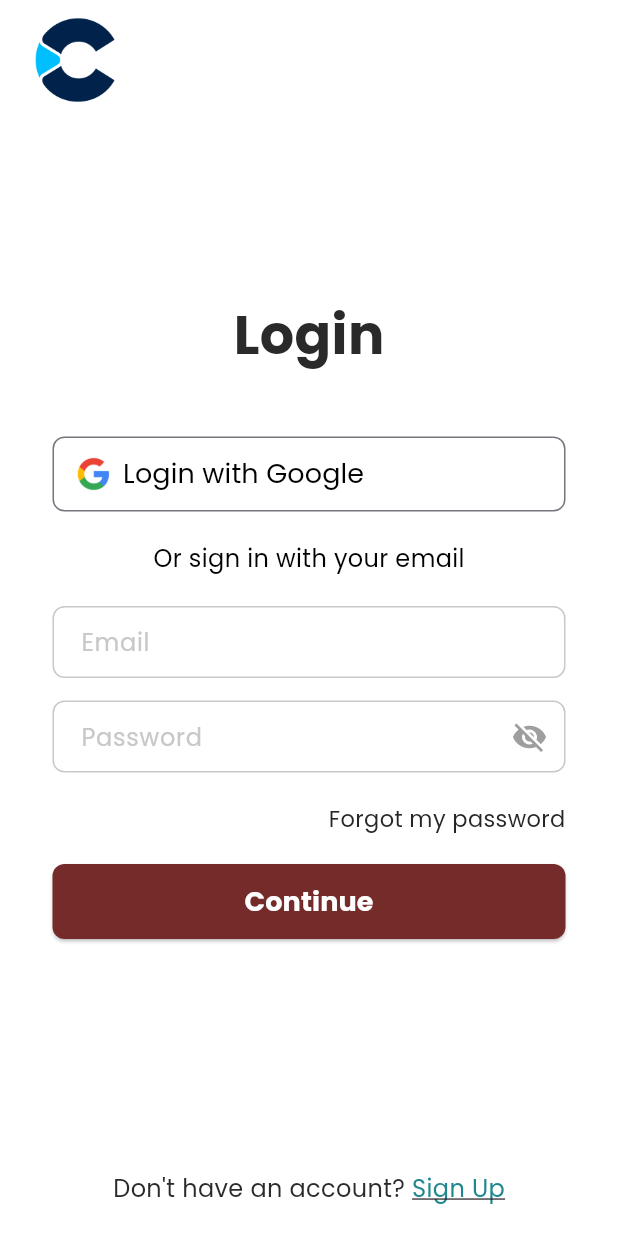
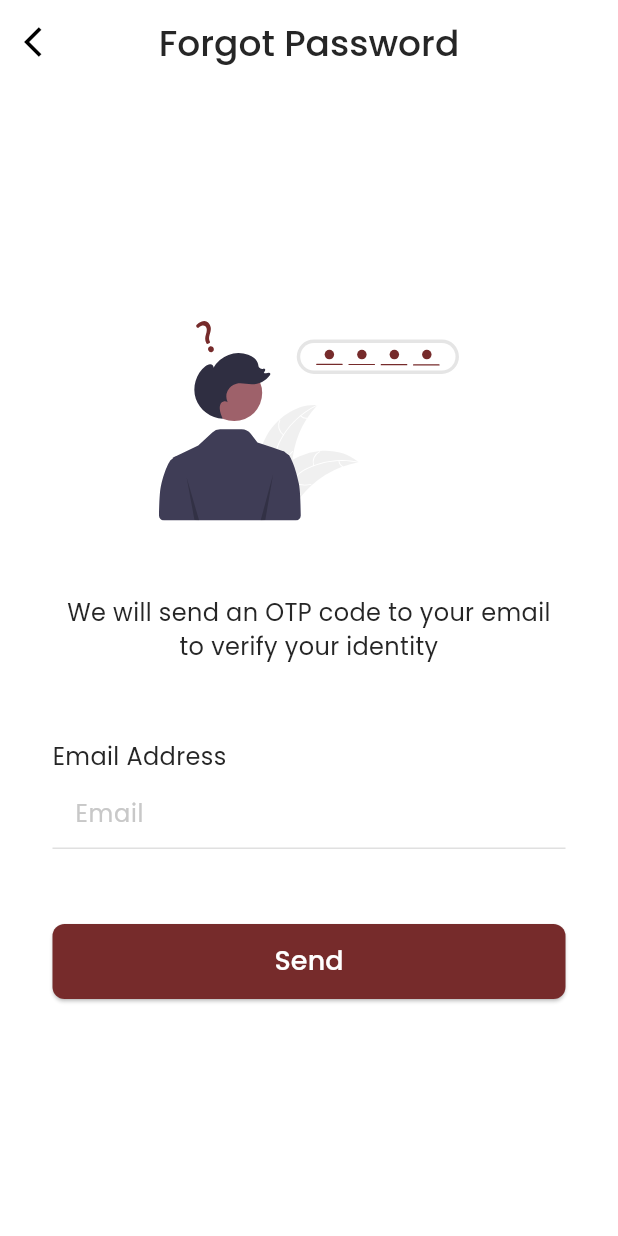
Before and after one commit to g6-mobile/frontend-cash-me, a Flutter app: the screen it shows after launch, after a tap on the "visibility" icon, after a tap on "Forgot my password", on a phone screen of 412 x 824 dp. Run offline on Flutter 3.47's test engine with Material 3 defaults, Android fonts, the phone set to English and light mode, and no system bars; our stand-ins replace flutter_keyboard_visibility, flutter_svg; generated files the repository leaves out were written again.

Commit message:
Refactoring the ElevatedButton and TextField components, changing the names of the .dart files and adding the light and dark themes

```diff
--- a/lib/l10n/intl_en.arb
+++ b/lib/l10n/intl_en.arb
@@ -7,5 +7,9 @@
   "ForgotPassword": "Forgot my password",
   "LoginButton": "Continue",
   "QuestionSignUp": "Don't have an account? ",
-  "SignUp": "Sign Up"
+  "SignUp": "Sign Up",
+  "ForgotPasswordTitle": "Forgot Password",
+  "ForgotPasswordDescription": "We will send an OTP code to your email to verify your identity",
+  "EmailAddress": "Email Address",
+  "SendButton": "Send"
 }
--- a/lib/l10n/intl_es_ES.arb
+++ b/lib/l10n/intl_es_ES.arb
@@ -7,5 +7,9 @@
   "ForgotPassword": "Olvidé mi contraseña",
   "LoginButton": "Continuar",
   "QuestionSignUp": "¿No tienes una cuenta? ",
-  "SignUp": "Crear cuenta"
+  "SignUp": "Crear cuenta",
+  "ForgotPasswordTitle": "Recuperar Contraseña",
+  "ForgotPasswordDescription": "Enviaremos un codigo OTP a su correo electrónico para verificar su indentidad",
+  "EmailAddress": "Correo Electrónico",
+  "SendButton": "Enviar"
 }
--- a/lib/main.dart
+++ b/lib/main.dart
@@ -1,7 +1,9 @@
 import 'package:flutter/cupertino.dart';
 import 'package:flutter/material.dart';
-import 'package:pocket_swap_fisi/screen/auth/LoginScreen.dart';
+import 'package:pocket_swap_fisi/screen/auth/login_screen.dart';
 import 'package:flutter_localizations/flutter_localizations.dart';
+import 'package:pocket_swap_fisi/theme/dark_theme.dart';
+import 'package:pocket_swap_fisi/theme/light_theme.dart';
 
 import 'generated/l10n.dart';
 
@@ -24,9 +26,8 @@ class MyApp extends StatelessWidget {
       ],
       supportedLocales: S.delegate.supportedLocales,
       title: 'Flutter Demo',
-      theme: ThemeData(
-        useMaterial3: true,
-      ),
+      theme: lightTheme,
+      darkTheme: darkTheme,
       home: const LoginScreen(),
     );
   }
--- a/lib/screen/auth/LoginScreen.dart
+++ b/lib/screen/auth/login_screen.dart
@@ -1,8 +1,11 @@
 import 'package:flutter/material.dart';
 import 'package:flutter_keyboard_visibility/flutter_keyboard_visibility.dart';
-import 'package:pocket_swap_fisi/screen/auth/widgets/LoginTextField.dart';
+import 'package:pocket_swap_fisi/widget/button.dart';
+import 'package:pocket_swap_fisi/widget/text_field.dart';
 
 import '../../generated/l10n.dart';
+import '../../widget/text_field.dart';
+import '../passwords/forgot_password_screen.dart';
 
 
 class LoginScreen extends StatefulWidget {
@@ -47,7 +50,7 @@ class _LoginScreenState extends State<LoginScreen>{
   Widget build(BuildContext context) {
     print(S.delegate);  // Imprime el delegado de localización
     return Scaffold(
-      backgroundColor: Colors.white,
+      backgroundColor: Theme.of(context).colorScheme.background,
       body: SafeArea(
         child: Stack(
           children: [
@@ -117,7 +120,7 @@ class _LoginScreenState extends State<LoginScreen>{
                         ),
                       ),
                       SizedBox(height: 20),
-                      LoginTextField(
+                      BaseTextField(
                         hintText: S.current.HintEmail,
                         controller: _emailController,
                         keyboardType: TextInputType.emailAddress,
@@ -126,7 +129,7 @@ class _LoginScreenState extends State<LoginScreen>{
                       Stack(
                         alignment: Alignment.centerRight,
                         children: [
-                          LoginTextField(hintText: S.current.HintPassword,
+                          BaseTextField(hintText: S.current.HintPassword,
                               controller: _passwordController,
                               obscureText: _obscureText,
                               keyboardType: TextInputType.visiblePassword,
@@ -149,6 +152,11 @@ class _LoginScreenState extends State<LoginScreen>{
                           GestureDetector(
                             onTap: () {
                               print(S.current.ForgotPassword);
+                              Navigator.push(
+                                context,
+                                MaterialPageRoute(
+                                  builder: (context) => ForgotPassword(),
+                                ));
                             },
                             child: Text(
                               S.current.ForgotPassword,
@@ -163,25 +171,10 @@ class _LoginScreenState extends State<LoginScreen>{
                         ],
                       ),
                       SizedBox(height: 20),
-                      ElevatedButton(
-                        onPressed: () {},
-                        child: Text(
-                          S.current.LoginButton,
-                          style: TextStyle(
-                            color: Colors.white,
-                            fontSize: 18,
-                            fontWeight: FontWeight.bold,
-                            fontFamily: 'Poppins',
-                          ),
-                        ),
-                        style: ElevatedButton.styleFrom(
-                          backgroundColor: Color(0xFF762B2B),
-                          minimumSize: Size(double.infinity, 50),
-                          shape: RoundedRectangleBorder(
-                            borderRadius: BorderRadius.circular(8),
-                          ),
-                        ),
-                      ),
+                      BaseElevatedButton(
+                          text: S.current.LoginButton,
+                          onPressed: (){}
+                      )
                     ]
                   )
                 ),
--- /dev/null
+++ b/lib/screen/passwords/forgot_password_screen.dart
@@ -0,0 +1,110 @@
+import 'package:flutter/material.dart';
+import 'package:flutter_svg/flutter_svg.dart';
+import 'package:pocket_swap_fisi/widget/button.dart';
+import 'package:pocket_swap_fisi/widget/text_field.dart';
+import '../../generated/l10n.dart';
+
+class ForgotPassword extends StatefulWidget{
+  const ForgotPassword({Key? key}) : super(key: key);
+
+  @override
+  _ForgotPasswordState createState() => _ForgotPasswordState();
+}
+
+class _ForgotPasswordState extends State<ForgotPassword>{
+  late TextEditingController _emailController;
+
+  @override
+  void initState() {
+    super.initState();
+    _emailController = TextEditingController();
+  }
+
+  @override
+  void dispose() {
+    _emailController.dispose();
+    super.dispose();
+  }
+
+
+  @override
+  Widget build(BuildContext context){
+    return Scaffold(
+      appBar: AppBar(
+        leading: IconButton(
+          icon: Icon(Icons.arrow_back_ios),
+          onPressed: (){
+            Navigator.pop(context);
+          },
+        ),
+        title:
+        Text(
+            S.current.ForgotPasswordTitle,
+            style: TextStyle(
+              color: Color(0xFF262626),
+              fontSize: 24,
+              fontWeight: FontWeight.w500,
+              fontFamily: 'Poppins',
+            )
+        ),
+        centerTitle: true,
+      ),
+      body: Center(
+        child: Column(
+          mainAxisAlignment: MainAxisAlignment.center,
+          children: [
+            SvgPicture.asset(
+              'assets/images/forgot_password.svg',
+              width: 200,
+            ),
+            SizedBox(height: 50),
+            Padding(
+              padding: EdgeInsets.symmetric(horizontal: 35),
+              child: Column(
+                children:[
+                  Text(
+                    S.current.ForgotPasswordDescription,
+                    style: TextStyle(
+                      color: Color(0xFF262626),
+                      fontSize: 16,
+                      fontWeight: FontWeight.w400,
+                      fontFamily: 'Poppins',
+                    ),
+                    textAlign: TextAlign.center,
+                  ),
+                  SizedBox(height: 50),
+                  Row(
+                    mainAxisAlignment: MainAxisAlignment.start,
+                    children:[
+                      Text(
+                        S.current.EmailAddress,
+                        style: TextStyle(
+                          color: Color(0xFF262626),
+                          fontSize: 16,
+                          fontWeight: FontWeight.w400,
+                          fontFamily: 'Poppins',
+                        ),
+                        textAlign: TextAlign.left,
+                      ),
+                    ]
+                  ),
+                  SizedBox(height: 2),
+                  BaseTextField(
+                      hintText: S.current.HintEmail,
+                      controller: _emailController,
+                      enabled: false
+                  ),
+                  SizedBox(height: 50),
+                  BaseElevatedButton(
+                      text: S.current.SendButton,
+                      onPressed: (){}
+                  )
+                ]
+              )
+            ),
+          ],
+        ),
+      ),
+    );
+  }
+}
--- /dev/null
+++ b/lib/theme/dark_theme.dart
@@ -0,0 +1,12 @@
+import 'package:flutter/material.dart';
+
+ThemeData darkTheme = ThemeData(
+  brightness: Brightness.dark,
+  colorScheme: const ColorScheme.dark(
+    background: Colors.black,
+    primary: Color(0xFF762B2B),
+    secondary: Color(0xFFC8C8C8),
+    onPrimaryContainer: Colors.white,
+  )
+
+);
--- /dev/null
+++ b/lib/theme/light_theme.dart
@@ -0,0 +1,11 @@
+import 'package:flutter/material.dart';
+
+ThemeData lightTheme = ThemeData(
+  brightness: Brightness.light,
+  colorScheme: const ColorScheme.light(
+    background: Colors.white,
+    primary: Color(0xFF762B2B),
+    secondary: Color(0xFFC8C8C8),
+    onPrimaryContainer: Colors.white,
+  ),
+);
--- /dev/null
+++ b/lib/widget/button.dart
@@ -0,0 +1,36 @@
+import 'dart:ui';
+
+import 'package:flutter/material.dart';
+
+class BaseElevatedButton extends StatelessWidget{
+  final String text;
+  final VoidCallback onPressed;
+
+  const BaseElevatedButton({
+    Key? key,
+    required this.text,
+    required this.onPressed,
+  }) : super(key: key);
+
+  @override
+  Widget build(BuildContext context) {
+    return ElevatedButton(
+      onPressed: onPressed,
+      style: ElevatedButton.styleFrom(
+        backgroundColor: Theme.of(context).colorScheme.primary,
+        minimumSize: const Size(double.infinity, 50),
+        shape: RoundedRectangleBorder(
+          borderRadius: BorderRadius.circular(8),
+        ),
+      ),
+      child: Text(
+        text,
+        style: TextStyle(
+          color: Theme.of(context).colorScheme.onPrimaryContainer,
+          fontSize: 18,
+          fontFamily: 'Poppins',
+        ),
+      ),
+    );
+  }
+}
--- a/lib/screen/auth/widgets/LoginTextField.dart
+++ b/lib/widget/text_field.dart
@@ -1,15 +1,17 @@
 import 'package:flutter/material.dart';
 
-class LoginTextField extends StatelessWidget{
+class BaseTextField extends StatelessWidget{
   final String hintText;
   final bool obscureText;
+  final bool enabled;
   final TextEditingController controller;
   final TextInputType keyboardType;
 
-  const LoginTextField({
+  const BaseTextField({
     Key? key,
     required this.hintText,
     this.obscureText = false,
+    this.enabled = true,
     required this.controller,
     this.keyboardType = TextInputType.text,
   }) : super(key: key);
@@ -17,6 +19,7 @@ class LoginTextField extends StatelessWidget{
   @override
   Widget build(BuildContext context) {
     return TextField(
+      enabled: enabled,
       controller: controller,
       obscureText: obscureText,
       keyboardType: keyboardType,
--- a/pubspec.yaml
+++ b/pubspec.yaml
@@ -33,6 +33,7 @@ dependencies:
   flutter_keyboard_visibility: ^6.0.0
   flutter_localizations:
     sdk: flutter
+  flutter_svg: ^0.22.0
 
   # The following adds the Cupertino Icons font to your application.
   # Use with the CupertinoIcons class for iOS style icons.
```
Also changed, not shown: assets/images/forgot_password.svg (added), lib/generated/intl/messages_en.dart, lib/generated/intl/messages_es_ES.dart, lib/generated/l10n.dart.
